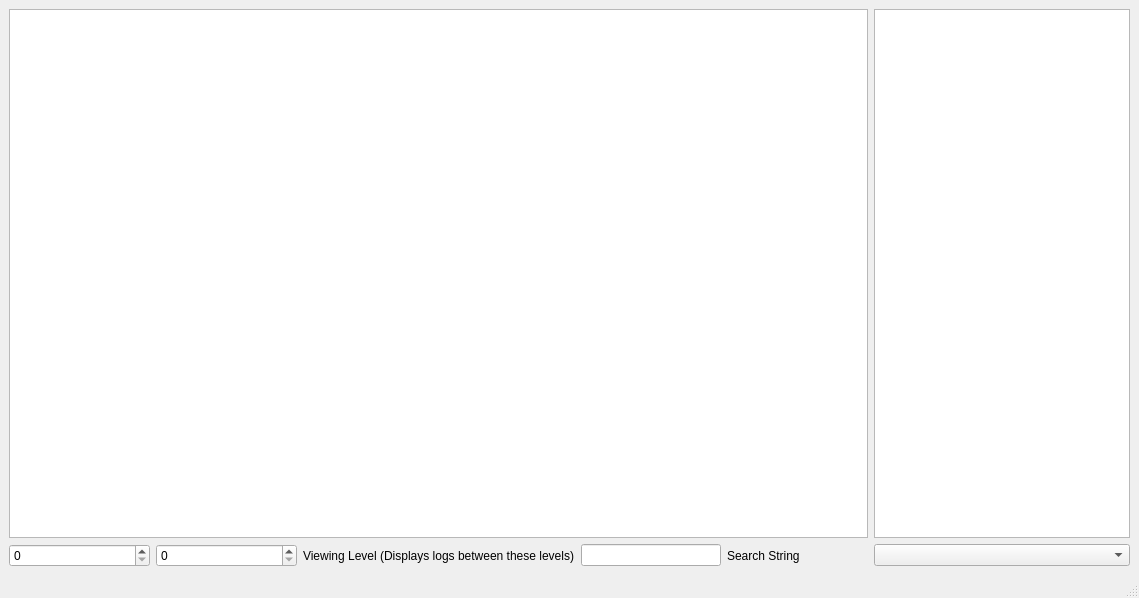
Before: the Qt Designer form tools/UTNaoTool/LogWindow.ui in LARG/robotics-2015, drawn with Qt 5.
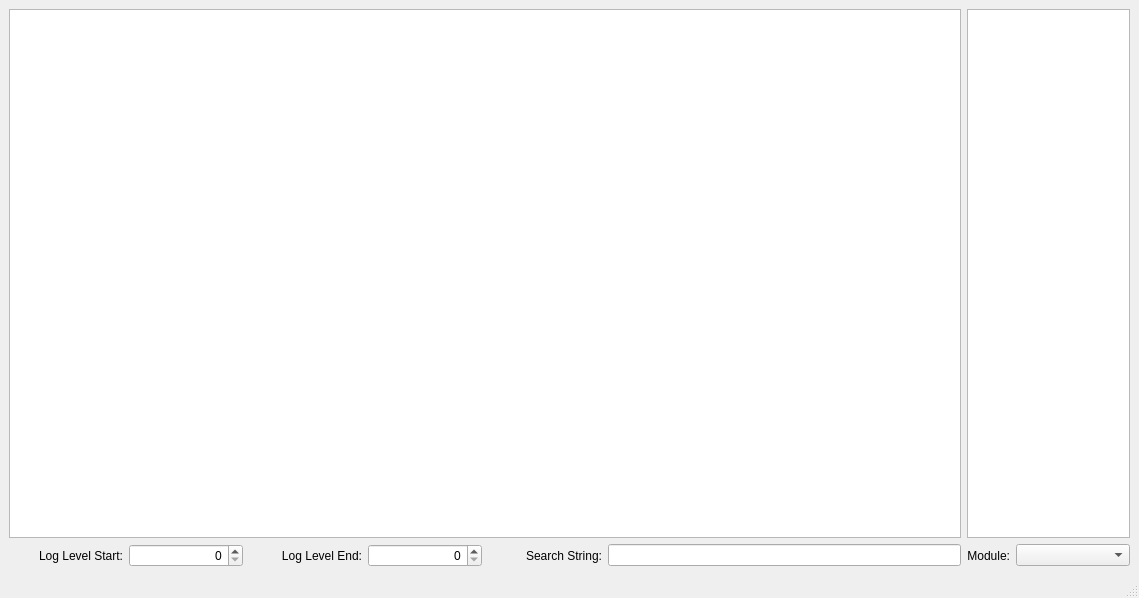
After: the same form once the commit is applied.

Commit message: Updated headless simulator output and log window tab ordering.

Diff of the .ui file:
```diff
--- a/tools/UTNaoTool/LogWindow.ui
+++ b/tools/UTNaoTool/LogWindow.ui
@@ -16,32 +16,60 @@
   <widget class="QWidget" name="centralwidget">
    <layout class="QGridLayout" name="gridLayout">
     <item row="3" column="0">
-     <widget class="QSpinBox" name="logLevelLowBox"/>
+     <widget class="QLabel" name="label_3">
+      <property name="text">
+       <string>Log Level Start:</string>
+      </property>
+      <property name="alignment">
+       <set>Qt::AlignRight|Qt::AlignTrailing|Qt::AlignVCenter</set>
+      </property>
+     </widget>
     </item>
     <item row="3" column="1">
-     <widget class="QSpinBox" name="logLevelHighBox"/>
-    </item>
-    <item row="3" column="2">
-     <widget class="QLabel" name="label">
-      <property name="text">
-       <string>Viewing Level (Displays logs between these levels)</string>
+     <widget class="QSpinBox" name="logLevelLowBox">
+      <property name="alignment">
+       <set>Qt::AlignRight|Qt::AlignTrailing|Qt::AlignVCenter</set>
       </property>
      </widget>
     </item>
     <item row="3" column="3">
-     <widget class="QLineEdit" name="searchString"/>
+     <widget class="QSpinBox" name="logLevelHighBox">
+      <property name="alignment">
+       <set>Qt::AlignRight|Qt::AlignTrailing|Qt::AlignVCenter</set>
+      </property>
+     </widget>
+    </item>
+    <item row="3" column="9">
+     <widget class="QComboBox" name="moduleBox">
+      <property name="sizePolicy">
+       <sizepolicy hsizetype="Preferred" vsizetype="Fixed">
+        <horstretch>1</horstretch>
+        <verstretch>0</verstretch>
+       </sizepolicy>
+      </property>
+     </widget>
+    </item>
+    <item row="3" column="2">
+     <widget class="QLabel" name="label_4">
+      <property name="text">
+       <string>Log Level End:</string>
+      </property>
+      <property name="alignment">
+       <set>Qt::AlignRight|Qt::AlignTrailing|Qt::AlignVCenter</set>
+      </property>
+     </widget>
     </item>
     <item row="3" column="4">
      <widget class="QLabel" name="label_2">
       <property name="text">
-       <string>Search String</string>
+       <string>Search String:</string>
+      </property>
+      <property name="alignment">
+       <set>Qt::AlignRight|Qt::AlignTrailing|Qt::AlignVCenter</set>
       </property>
      </widget>
     </item>
-    <item row="3" column="5">
-     <widget class="QComboBox" name="moduleBox"/>
-    </item>
-    <item row="2" column="0" colspan="5">
+    <item row="2" column="0" colspan="8">
      <widget class="QTextBrowser" name="textBrowser">
       <property name="sizePolicy">
        <sizepolicy hsizetype="Expanding" vsizetype="Expanding">
@@ -51,13 +79,26 @@
       </property>
      </widget>
     </item>
-    <item row="2" column="5">
+    <item row="3" column="8">
+     <widget class="QLabel" name="label">
+      <property name="text">
+       <string>Module:</string>
+      </property>
+      <property name="alignment">
+       <set>Qt::AlignRight|Qt::AlignTrailing|Qt::AlignVCenter</set>
+      </property>
+     </widget>
+    </item>
+    <item row="2" column="8" colspan="2">
      <widget class="QTextBrowser" name="memoryBlocks">
       <property name="horizontalScrollBarPolicy">
        <enum>Qt::ScrollBarAlwaysOff</enum>
       </property>
      </widget>
     </item>
+    <item row="3" column="5" colspan="3">
+     <widget class="QLineEdit" name="searchString"/>
+    </item>
    </layout>
   </widget>
   <widget class="QStatusBar" name="statusBar"/>
```
Left out of the diff: 14 changed lines with no effect on the pictures. The commit also changes 1 other file.
